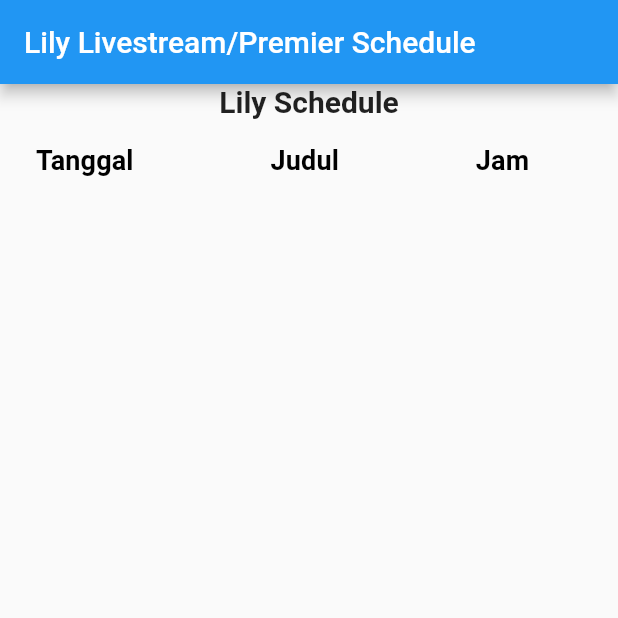
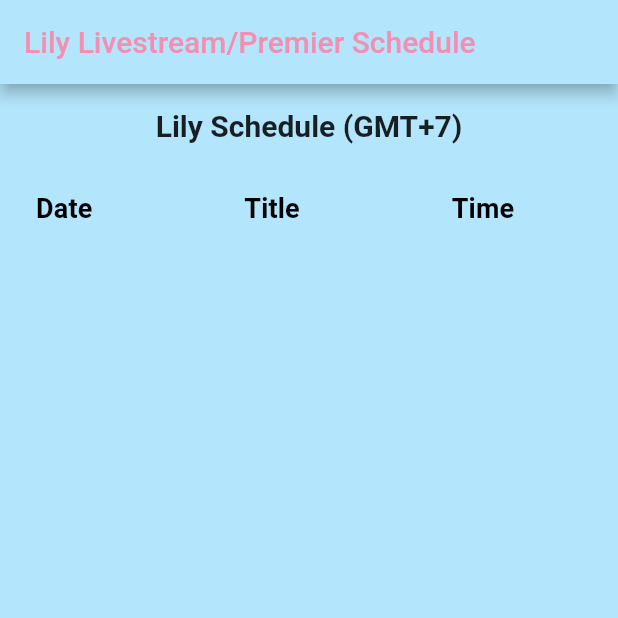
Before and after one commit to weild64/ReMeMobile, a Flutter app: the Hallily screen opened by its route, after a tap on "Schedule", on a phone screen of 412 x 824 dp, the top half of it. Run offline on Flutter 3.47's test engine with Material 2 defaults, Android fonts, the phone set to English and light mode, and no system bars; our stand-ins replace cloud_firestore, double_back_to_close_app, firebase_auth, firebase_database, firebase_messaging, permission_handler and 1 more; accounts and stored records are empty.

Commit message:
Add files via upload

```diff
--- a/lib/ChloePage.dart
+++ b/lib/ChloePage.dart
@@ -3,6 +3,7 @@ import 'package:flutter/material.dart';
 import 'package:flutter/rendering.dart';
 import 'package:flutter/services.dart';
 import 'package:url_launcher/url_launcher.dart';
+import 'package:flutter_app/services/auth.dart';
 import 'package:double_back_to_close_app/double_back_to_close_app.dart';
 import 'package:splashscreen/splashscreen.dart';
 
@@ -162,18 +163,21 @@ class SchedTableChloe extends StatelessWidget{
 
         return MaterialApp(
           home: Scaffold(
+            backgroundColor: Colors.yellow.shade50,
               appBar: AppBar(
-                title: Text('Chloe Livestream/Premier Schedule'),
-              ),
+                title: Text('Chloe Livestream/Premier Schedule',style: TextStyle(color: Colors.green),),
+            backgroundColor: Colors.yellow.shade300,),
               body: ListView(children: <Widget>[
+                Text(''),
                 Center(
                     child: Text(
-                      'Chloe Schedule',style: TextStyle(fontSize: 20, fontWeight: FontWeight.bold),)),
+                      'Chloe Schedule (GMT+7)',style: TextStyle(fontSize: 20, fontWeight: FontWeight.bold),)),
+                Text(''),
                 DataTable(
                   columns: [
-                    DataColumn(label: Text('Tanggal',style: TextStyle(fontSize: 18, fontWeight: FontWeight.bold))),
-                    DataColumn(label: Text('Judul',style: TextStyle(fontSize: 18, fontWeight: FontWeight.bold))),
-                    DataColumn(label: Text('Jam',style: TextStyle(fontSize: 18, fontWeight: FontWeight.bold))),
+                    DataColumn(label: Text('Date',style: TextStyle(fontSize: 18, fontWeight: FontWeight.bold))),
+                    DataColumn(label: Text('Title',style: TextStyle(fontSize: 18, fontWeight: FontWeight.bold))),
+                    DataColumn(label: Text('Time',style: TextStyle(fontSize: 18, fontWeight: FontWeight.bold))),
                   ],
                   rows: _createRows(snapshot.data),
                 ),
@@ -254,7 +258,7 @@ class profilechloe extends StatelessWidget {
           ),
           SizedBox(height: 20,),
           ListTileTheme(tileColor: Colors.yellow.shade50,
-            child: ListTile(title: Text('Chloe Pawapua', style: TextStyle(fontSize: 20,),), subtitle: Text('Virtual Magician'),),),
+            child: ListTile(title: Text('Chloe Pawapua', style: TextStyle(fontSize: 20,),), subtitle: Text('Virtual Wizard'),),),
           ListTileTheme(tileColor: Colors.yellow.shade50,
             child: ListTile(title: Text('About Me'),
               subtitle: Column(
--- a/lib/EpelPage.dart
+++ b/lib/EpelPage.dart
@@ -163,18 +163,21 @@ class SchedTableEpel extends StatelessWidget{
 
           return MaterialApp(
               home: Scaffold(
+                  backgroundColor: Colors.pink.shade50,
                 appBar: AppBar(
-                  title: Text('Evelyn Livestream/Premier Schedule'),
-                ),
+                  title: Text('Evelyn Livestream/Premier Schedule', style: TextStyle(color: Colors.lightBlue),),
+                backgroundColor: Colors.pink.shade100,),
                 body: ListView(children: <Widget>[
+                  Text(''),
                  Center(
                   child: Text(
-                    'Evelyn Schedule',style: TextStyle(fontSize: 20, fontWeight: FontWeight.bold),)),
+                    'Evelyn Schedule (GMT +7)',style: TextStyle(fontSize: 20, fontWeight: FontWeight.bold),)),
+                  Text(''),
                   DataTable(
                     columns: [
-                      DataColumn(label: Text('Tanggal',style: TextStyle(fontSize: 18, fontWeight: FontWeight.bold))),
-                      DataColumn(label: Text('Judul',style: TextStyle(fontSize: 18, fontWeight: FontWeight.bold))),
-                      DataColumn(label: Text('Jam',style: TextStyle(fontSize: 18, fontWeight: FontWeight.bold))),
+                      DataColumn(label: Text('Date',style: TextStyle(fontSize: 18, fontWeight: FontWeight.bold))),
+                      DataColumn(label: Text('Title',style: TextStyle(fontSize: 18, fontWeight: FontWeight.bold))),
+                      DataColumn(label: Text('Time',style: TextStyle(fontSize: 18, fontWeight: FontWeight.bold))),
                     ],
                     rows: _createRows(snapshot.data),
                   ),
@@ -267,7 +270,7 @@ class profileepel extends StatelessWidget {
         SizedBox(height: 20,),
           ListTileTheme(tileColor: Colors.pink.shade50,
             child: ListTile(title: Text('Evelyn -Vtuber-', style: TextStyle(fontSize: 20,),),
-              subtitle: Text('Virtual Moodbooster kalian'),),),
+              subtitle: Text('Virtual College Student'),),),
           ListTileTheme(tileColor: Colors.pink.shade50,
             child: ListTile(title: Text('About Me'),
               subtitle: Column(
@@ -281,7 +284,7 @@ class profileepel extends StatelessWidget {
                   Text('Papa & Mama',style: TextStyle(fontWeight: FontWeight.bold),),
                   Text('Reinly & Nabs'),
                   Text('Background : ',style: TextStyle(fontWeight: FontWeight.bold),),
-                  Text("Normal college student who aspire to become everyone's mood booster, so she become a Vtuber. Very normal Student. Totally nromal. Not Receh at all."),
+                  Text("Normal college student who aspire to become everyone's mood booster, so she become a Vtuber. Very normal Student. Totally normal. Not Receh at all."),
             ],
               ),
             ),
--- a/lib/LilyPage.dart
+++ b/lib/LilyPage.dart
@@ -162,22 +162,25 @@ class SchedTableLily extends StatelessWidget{
 
         return MaterialApp(
           home: Scaffold(
+            backgroundColor: Colors.lightBlue.shade100,
               appBar: AppBar(
-                title: Text('Lily Livestream/Premier Schedule'),
-              ),
+                title: Text('Lily Livestream/Premier Schedule', style: TextStyle(color: Colors.pink.shade200),),
+                backgroundColor: Colors.lightBlue.shade100,),
               body: ListView(children: <Widget>[
+                Text(''),
                 Center(
                     child: Text(
-                      'Lily Schedule',style: TextStyle(fontSize: 20, fontWeight: FontWeight.bold),)),
+                      'Lily Schedule (GMT+7)',style: TextStyle(fontSize: 20, fontWeight: FontWeight.bold),)),
+                Text(''),
                 DataTable(
                   columns: [
-                    DataColumn(label: Text('Tanggal',style: TextStyle(fontSize: 18, fontWeight: FontWeight.bold))),
-                    DataColumn(label: Text('Judul',style: TextStyle(fontSize: 18, fontWeight: FontWeight.bold))),
-                    DataColumn(label: Text('Jam',style: TextStyle(fontSize: 18, fontWeight: FontWeight.bold))),
+                    DataColumn(label: Text('Date',style: TextStyle(fontSize: 18, fontWeight: FontWeight.bold))),
+                    DataColumn(label: Text('Title',style: TextStyle(fontSize: 18, fontWeight: FontWeight.bold))),
+                    DataColumn(label: Text('Time',style: TextStyle(fontSize: 18, fontWeight: FontWeight.bold))),
                   ],
                   rows: _createRows(snapshot.data),
                 ),
-              ])
+              ],),
           ),
         );
       },
--- a/lib/ReyPage.dart
+++ b/lib/ReyPage.dart
@@ -162,18 +162,21 @@ class SchedTableRey extends StatelessWidget{
 
         return MaterialApp(
           home: Scaffold(
+              backgroundColor: Colors.grey.shade300,
               appBar: AppBar(
                 title: Text('Reynard Livestream/Premier Schedule'),
-              ),
+                backgroundColor: Colors.grey.shade400,),
               body: ListView(children: <Widget>[
+                Text(''),
                 Center(
                     child: Text(
-                      'Reynard Schedule',style: TextStyle(fontSize: 20, fontWeight: FontWeight.bold),)),
+                      'Reynard Schedule (GMT+7)',style: TextStyle(fontSize: 20, fontWeight: FontWeight.bold),)),
+                Text(''),
                 DataTable(
                   columns: [
-                    DataColumn(label: Text('Tanggal',style: TextStyle(fontSize: 18, fontWeight: FontWeight.bold))),
-                    DataColumn(label: Text('Judul',style: TextStyle(fontSize: 18, fontWeight: FontWeight.bold))),
-                    DataColumn(label: Text('Jam',style: TextStyle(fontSize: 18, fontWeight: FontWeight.bold))),
+                    DataColumn(label: Text('Date',style: TextStyle(fontSize: 18, fontWeight: FontWeight.bold))),
+                    DataColumn(label: Text('Title',style: TextStyle(fontSize: 18, fontWeight: FontWeight.bold))),
+                    DataColumn(label: Text('Time',style: TextStyle(fontSize: 18, fontWeight: FontWeight.bold))),
                   ],
                   rows: _createRows(snapshot.data),
                 ),
```
